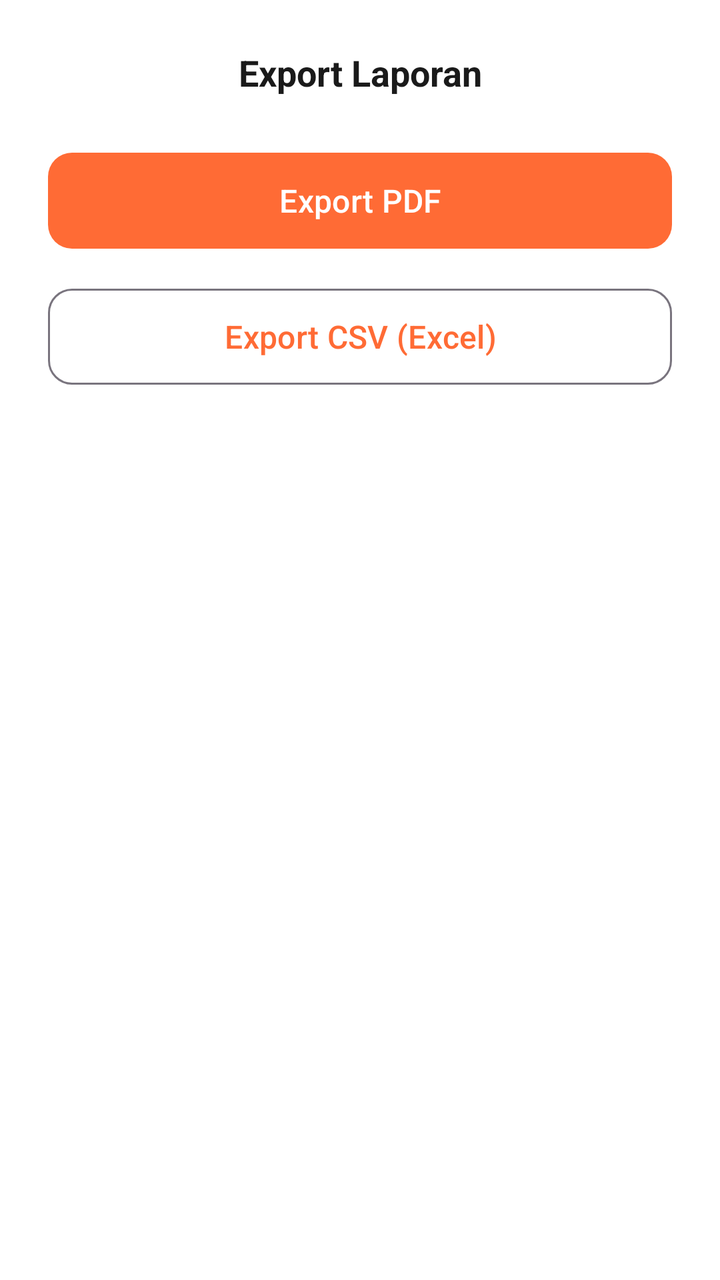
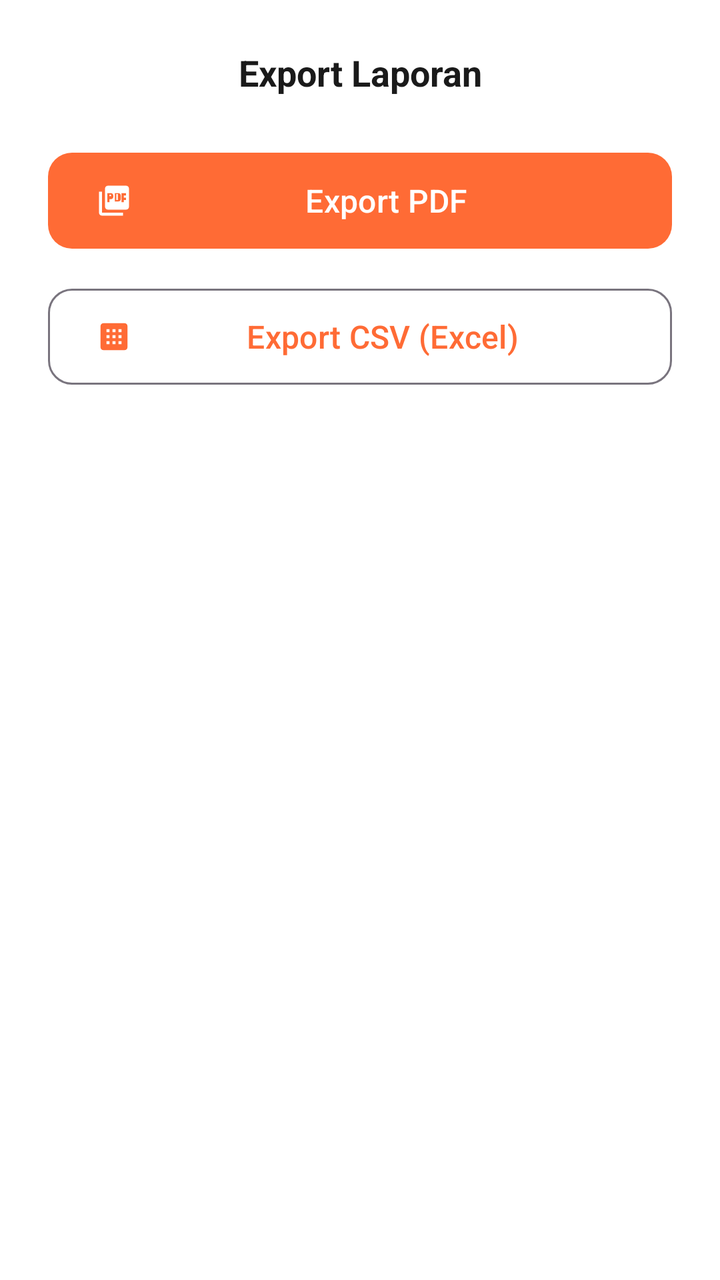

Screens rendered from an Android XML layout before and after an edit, with the pre-edit source and the edit as a unified diff.
<!-- AndroidManifest.xml: application theme Theme.MiePos -->
<!-- res/layout/bottom_sheet_export.xml -->
<?xml version="1.0" encoding="utf-8"?>
<LinearLayout xmlns:android="http://schemas.android.com/apk/res/android"
    xmlns:app="http://schemas.android.com/apk/res-auto"
    android:layout_width="match_parent"
    android:layout_height="wrap_content"
    android:orientation="vertical"
    android:padding="24dp"
    android:background="@color/surface">

    <TextView
        android:layout_width="match_parent"
        android:layout_height="wrap_content"
        android:text="Export Laporan"
        android:textSize="18sp"
        android:textStyle="bold"
        android:textColor="@color/text_primary"
        android:gravity="center"
        android:layout_marginBottom="24dp" />

    <com.google.android.material.button.MaterialButton
        android:id="@+id/btnExportPdf"
        android:layout_width="match_parent"
        android:layout_height="56dp"
        android:text="Export PDF"
        android:textSize="16sp"
        android:layout_marginBottom="12dp"
        app:cornerRadius="12dp" />

    <com.google.android.material.button.MaterialButton
        android:id="@+id/btnExportCsv"
        style="@style/Widget.Material3.Button.OutlinedButton"
        android:layout_width="match_parent"
        android:layout_height="56dp"
        android:text="Export CSV (Excel)"
        android:textSize="16sp"
        app:cornerRadius="12dp" />

</LinearLayout>
<!-- resources referenced by this layout -->
<resources>
  <color name="surface">#FFFFFF</color>
  <color name="text_primary">#1A1A1A</color>
  <style name="Theme.MiePos" parent="Theme.Material3.Light.NoActionBar">
          <item name="colorPrimary">@color/primary</item>
          <item name="colorPrimaryContainer">@color/primary_light</item>
          <item name="colorOnPrimaryContainer">@color/text_primary</item>
          <item name="colorOnPrimary">@color/on_primary</item>
          <item name="colorSecondary">@color/secondary</item>
          <item name="colorSecondaryContainer">@color/card_yellow</item>
          <item name="android:colorBackground">@color/background</item>
          <item name="colorSurface">@color/surface</item>
          <item name="colorError">@color/error</item>
      </style>
  <color name="primary">#FF6B35</color>
  <color name="primary_light">#FFAA80</color>
  <color name="on_primary">#FFFFFF</color>
  <color name="secondary">#FFB800</color>
  <color name="card_yellow">#FFF8E1</color>
  <color name="background">#FFF8F0</color>
  <color name="error">#C62828</color>
</resources>

<!-- the commit's change to res/layout/bottom_sheet_export.xml (unified diff, before → after) -->
@@ -24,7 +24,8 @@
         android:text="Export PDF"
         android:textSize="16sp"
         android:layout_marginBottom="12dp"
-        app:cornerRadius="12dp" />
+        app:cornerRadius="12dp"
+        app:icon="@drawable/ic_pdf" />
 
     <com.google.android.material.button.MaterialButton
         android:id="@+id/btnExportCsv"
@@ -33,6 +34,7 @@
         android:layout_height="56dp"
         android:text="Export CSV (Excel)"
         android:textSize="16sp"
-        app:cornerRadius="12dp" />
+        app:cornerRadius="12dp"
+        app:icon="@drawable/ic_spreadsheet" />
 
 </LinearLayout>
<!-- resource entries referenced after the edit -->
@@ -2,6 +2,26 @@
 <resources>
   <color name="surface">#FFFFFF</color>
   <color name="text_primary">#1A1A1A</color>
+  <!-- drawable ic_pdf (drawable) -->
+  <?xml version="1.0" encoding="utf-8"?>
+  <vector xmlns:android="http://schemas.android.com/apk/res/android"
+      android:width="24dp"
+      android:height="24dp"
+      android:viewportWidth="24"
+      android:viewportHeight="24">
+      <path android:fillColor="#FF6B35"
+          android:pathData="M20,2H8C6.9,2 6,2.9 6,4v12c0,1.1 0.9,2 2,2h12c1.1,0 2,-0.9 2,-2V4C22,2.9 21.1,2 20,2zM11.5,9.5c0,0.83 -0.67,1.5 -1.5,1.5H9v2H7.5V7H10c0.83,0 1.5,0.67 1.5,1.5V9.5zM16.5,11c0,0.83 -0.67,1.5 -1.5,1.5h-2.5V7H15c0.83,0 1.5,0.67 1.5,1.5V11zM20,8.5h-1.5V10H20v1.5h-1.5V13H17V7h3V8.5zM9,9h1V8H9V9zM4,6H2v14c0,1.1 0.9,2 2,2h14v-2H4V6zM13.5,11.5h1v-4h-1V11.5z"/>
+  </vector>
+  <!-- drawable ic_spreadsheet (drawable) -->
+  <?xml version="1.0" encoding="utf-8"?>
+  <vector xmlns:android="http://schemas.android.com/apk/res/android"
+      android:width="24dp"
+      android:height="24dp"
+      android:viewportWidth="24"
+      android:viewportHeight="24">
+      <path android:fillColor="#2E7D32"
+          android:pathData="M19,3H5C3.9,3 3,3.9 3,5v14c0,1.1 0.9,2 2,2h14c1.1,0 2,-0.9 2,-2V5C21,3.9 20.1,3 19,3zM9,17H7v-2h2V17zM9,13H7v-2h2V13zM9,9H7V7h2V9zM13,17h-2v-2h2V17zM13,13h-2v-2h2V13zM13,9h-2V7h2V9zM17,17h-2v-2h2V17zM17,13h-2v-2h2V13zM17,9h-2V7h2V9z"/>
+  </vector>
   <style name="Theme.MiePos" parent="Theme.Material3.Light.NoActionBar">
           <item name="colorPrimary">@color/primary</item>
           <item name="colorPrimaryContainer">@color/primary_light</item>
